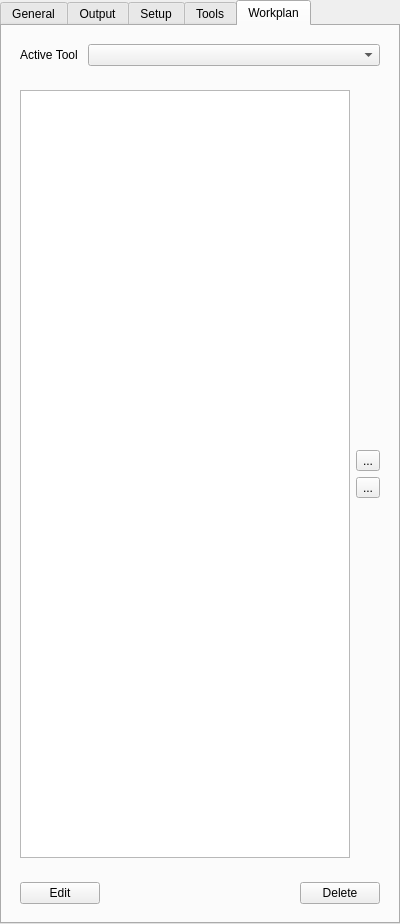
This is src/Mod/Path/Gui/Resources/panels/PathEdit.ui in berndhahnebach/All_FreeCAD as Qt 5 draws it before an edit. The edited form follows.
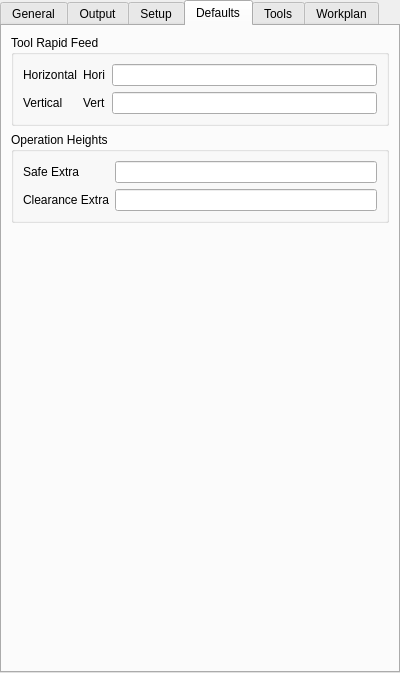
This is the edited form. Icons and pictures are not drawn. Custom widgets are drawn as their Qt base class.

Commit message: Added default values for heights and rapid feed rates for new tools.

```diff
--- a/src/Mod/Path/Gui/Resources/panels/PathEdit.ui
+++ b/src/Mod/Path/Gui/Resources/panels/PathEdit.ui
@@ -7,14 +7,14 @@
     <x>0</x>
     <y>0</y>
     <width>400</width>
-    <height>924</height>
+    <height>673</height>
    </rect>
   </property>
   <property name="windowTitle">
    <string>Job Edit</string>
   </property>
   <property name="currentIndex">
-   <number>4</number>
+   <number>3</number>
   </property>
   <widget class="QWidget" name="tabGeneral">
    <attribute name="title">
@@ -393,6 +393,120 @@
     </item>
    </layout>
   </widget>
+  <widget class="QWidget" name="tab">
+   <attribute name="title">
+    <string>Defaults</string>
+   </attribute>
+   <layout class="QVBoxLayout" name="verticalLayout_7">
+    <item>
+     <widget class="QGroupBox" name="groupBox">
+      <property name="title">
+       <string>Tool Rapid Feed</string>
+      </property>
+      <property name="checked">
+       <bool>false</bool>
+      </property>
+      <layout class="QGridLayout" name="gridLayout_4">
+       <item row="0" column="2">
+        <widget class="Gui::InputField" name="defaultRapidHorizontal">
+         <property name="toolTip">
+          <string>&lt;html&gt;&lt;head/&gt;&lt;body&gt;&lt;p&gt;Rapid horizontal feed rate assigned to new Tool Controllers.&lt;/p&gt;&lt;/body&gt;&lt;/html&gt;</string>
+         </property>
+        </widget>
+       </item>
+       <item row="0" column="1">
+        <widget class="QLabel" name="defaultRapidHorizontalIcon">
+         <property name="text">
+          <string>Hori</string>
+         </property>
+        </widget>
+       </item>
+       <item row="1" column="1">
+        <widget class="QLabel" name="defaultRapidVerticalIcon">
+         <property name="text">
+          <string>Vert</string>
+         </property>
+        </widget>
+       </item>
+       <item row="1" column="2">
+        <widget class="Gui::InputField" name="defaultRapidVertical">
+         <property name="toolTip">
+          <string>&lt;html&gt;&lt;head/&gt;&lt;body&gt;&lt;p&gt;Rapid vertical feed rate assigned to new Tool Controllers.&lt;/p&gt;&lt;/body&gt;&lt;/html&gt;</string>
+         </property>
+        </widget>
+       </item>
+       <item row="0" column="0">
+        <widget class="QLabel" name="label_6">
+         <property name="text">
+          <string>Horizontal</string>
+         </property>
+        </widget>
+       </item>
+       <item row="1" column="0">
+        <widget class="QLabel" name="label_7">
+         <property name="text">
+          <string>Vertical</string>
+         </property>
+        </widget>
+       </item>
+      </layout>
+     </widget>
+    </item>
+    <item>
+     <widget class="QGroupBox" name="groupBox_2">
+      <property name="title">
+       <string>Operation Heights</string>
+      </property>
+      <property name="checked">
+       <bool>false</bool>
+      </property>
+      <layout class="QGridLayout" name="gridLayout_5">
+       <item row="0" column="0">
+        <widget class="QLabel" name="label_4">
+         <property name="text">
+          <string>Safe Extra</string>
+         </property>
+        </widget>
+       </item>
+       <item row="1" column="0">
+        <widget class="QLabel" name="label_3">
+         <property name="text">
+          <string>Clearance Extra</string>
+         </property>
+        </widget>
+       </item>
+       <item row="0" column="1">
+        <widget class="QLineEdit" name="defaultHeightSafe">
+         <property name="toolTip">
+          <string>&lt;html&gt;&lt;head/&gt;&lt;body&gt;&lt;p&gt;Extra height for Safe Heights, measured from the operations Start Depth.&lt;/p&gt;&lt;/body&gt;&lt;/html&gt;</string>
+         </property>
+        </widget>
+       </item>
+       <item row="1" column="1">
+        <widget class="QLineEdit" name="defaultHeightClearance">
+         <property name="toolTip">
+          <string>&lt;html&gt;&lt;head/&gt;&lt;body&gt;&lt;p&gt;Extra height for Clearance Heights, measured from the operations Start Depth.&lt;/p&gt;&lt;/body&gt;&lt;/html&gt;</string>
+         </property>
+        </widget>
+       </item>
+      </layout>
+     </widget>
+    </item>
+    <item>
+     <spacer name="verticalSpacer_3">
+      <property name="orientation">
+       <enum>Qt::Vertical</enum>
+      </property>
+      <property name="sizeHint" stdset="0">
+       <size>
+        <width>20</width>
+        <height>415</height>
+       </size>
+      </property>
+     </spacer>
+    </item>
+   </layout>
+  </widget>
   <widget class="QWidget" name="tabTools">
    <attribute name="title">
     <string>Tools</string>
```
Left out of the diff: 13 changed lines with no effect on the pictures. Lines whose indentation alone changed are shown as unchanged. The commit also changes 8 other files.
